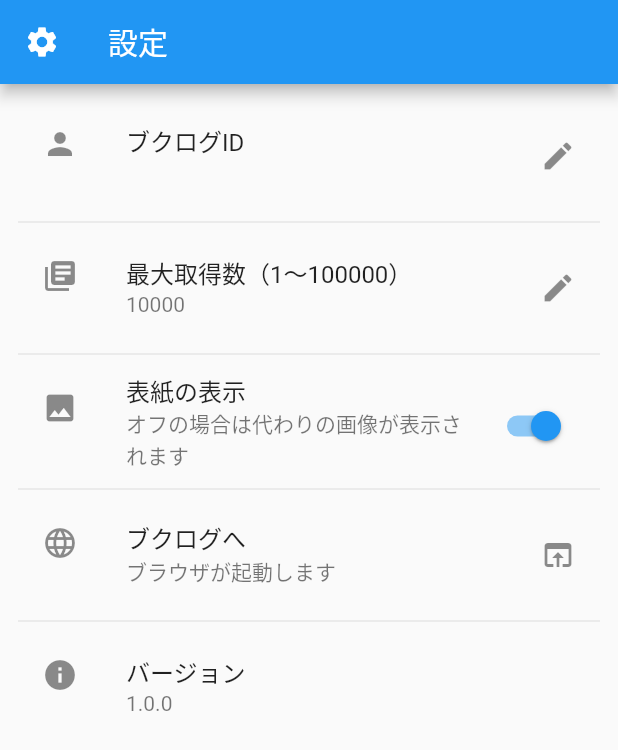
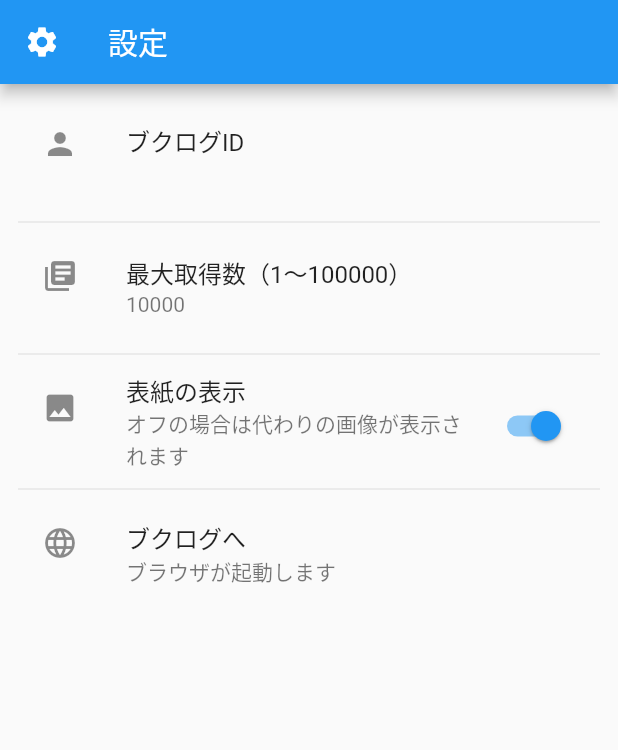
Before and after one commit to kimi-soft/flutter-booklog-manager, a Flutter app: the PageSettings screen opened directly, on a phone screen of 412 x 824 dp. Shown: the top 750 px of the screen. Run offline on Flutter 3.47's test engine with Material 2 defaults, Android fonts, the phone set to English and light mode, and no system bars; our stand-ins replace cached_network_image, isar, shared_preferences; accounts and stored records are empty; generated files the repository leaves out were written again; statements that could not run were skipped.

Commit message:
package_info_plusを削除

```diff
--- a/booklog_manager/lib/main.dart
+++ b/booklog_manager/lib/main.dart
@@ -2,14 +2,12 @@
 import 'package:booklog_manager/bottom_tab.dart';
 import 'package:booklog_manager/settings_manager.dart';
 import 'package:booklog_manager/database_manager.dart';
-import 'package:booklog_manager/package_info_manager.dart';
 
 void main() async {
   WidgetsFlutterBinding.ensureInitialized();
 
   await SettingsManager().initAsync();
   await DatabaseManager().initAsync();
-  await PackageInfoManager().initAsync();
 
   runApp(const MyApp());
 }
--- a/booklog_manager/lib/package_info_manager.dart
+++ /dev/null
@@ -1,18 +0,0 @@
-import 'package:package_info_plus/package_info_plus.dart';
-
-class PackageInfoManager {
-  late PackageInfo packageInfo;
-
-  static final PackageInfoManager _instance = PackageInfoManager._internal();
-
-  factory PackageInfoManager() {
-    return _instance;
-  }
-
-  PackageInfoManager._internal() {
-  }
-
-  Future<void> initAsync() async {
-    packageInfo = await PackageInfo.fromPlatform();
-  }
-}
--- a/booklog_manager/lib/page_settings.dart
+++ b/booklog_manager/lib/page_settings.dart
@@ -36,8 +36,6 @@
                 _settingsDisplayImage(),
                 const Divider(),
                 _settingsGotoBooklog(),
-                const Divider(),
-                _settingsVersion(),
               ],
             ),
           ),
@@ -51,7 +49,6 @@
       leading: Icon(Icons.person),
       title: Text('ブクログID'),
       subtitle: Text(SettingsManager().userId),
-      trailing: Icon(Icons.edit),
       onTap: () {
         _dialogUserIdAsync(context);
       },
@@ -63,7 +60,6 @@
       leading: Icon(Icons.library_books),
       title: Text('最大取得数（${SettingsManager.kMinReceiveBookCount}～${SettingsManager.kMaxReceiveBookCount}）'),
       subtitle: Text(SettingsManager().receiveBookCount.toString()),
-      trailing: Icon(Icons.edit),
       onTap: () {
         _dialogReceiveBookCountAsync(context);
       },
@@ -88,16 +84,7 @@
       leading: Icon(Icons.language),
       title: Text('ブクログへ'),
       subtitle: Text('ブラウザが起動します'),
-      trailing: Icon(Icons.open_in_browser),
       onTap: () => UrlLauncher.openUrlAsync('https://booklog.jp'),
-    );
-  }
-
-  Widget _settingsVersion() {
-    return ListTile(
-      leading: Icon(Icons.info),
-      title: Text('バージョン'),
-      subtitle: Text('${PackageInfoManager().packageInfo.version}'),
     );
   }
 
--- a/booklog_manager/pubspec.yaml
+++ b/booklog_manager/pubspec.yaml
@@ -42,7 +42,6 @@
   isar: 2.5.0
   isar_flutter_libs: 2.5.0
   path_provider: ^2.0.13
-  package_info_plus: any
 
 dev_dependencies:
   flutter_test:
```
